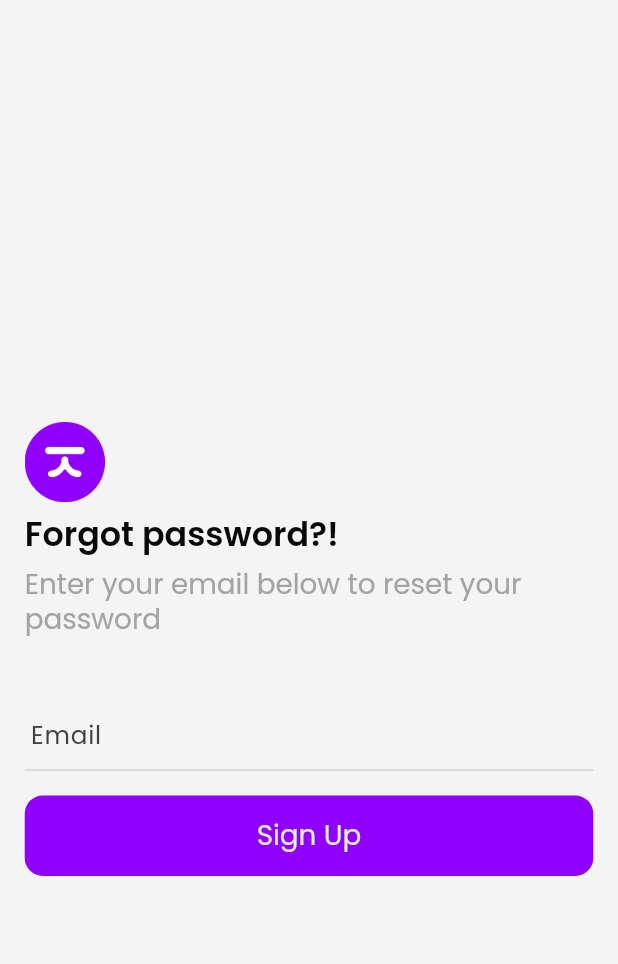
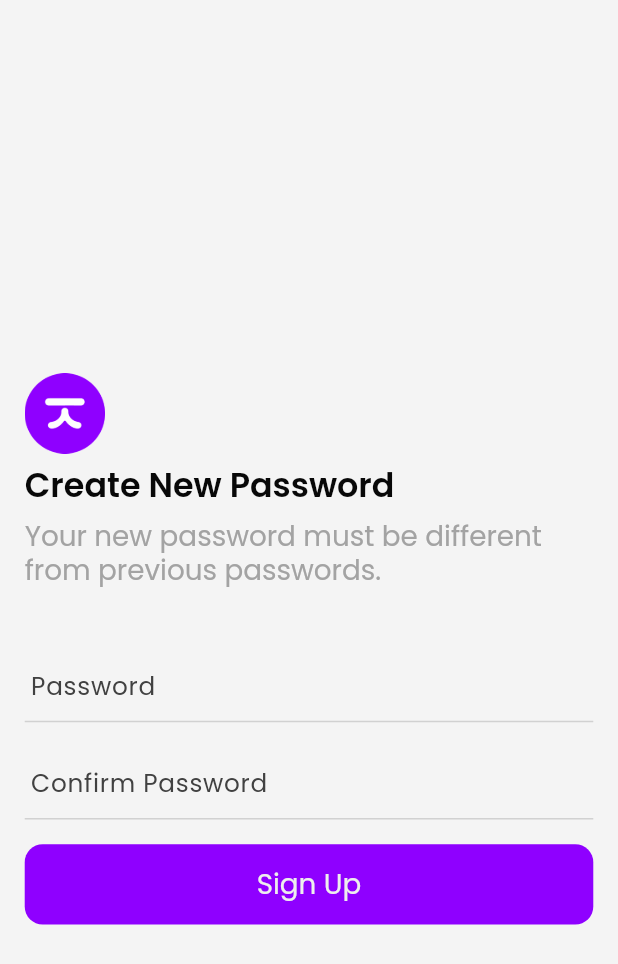
Before and after one commit to billalhossan1/luggage_tracking, a Flutter app: the screen it shows after launch, on a phone screen of 412 x 824 dp. Shown: the top 964 px of the screen. Run offline on Flutter 3.47's test engine with Material 3 defaults, Android fonts, the phone set to English and light mode, and no system bars; our stand-ins replace flutter_svg, get.

Commit message:
create new password ui done

```diff
--- a/lib/app_entry_point.dart
+++ b/lib/app_entry_point.dart
@@ -15,7 +15,7 @@ class MyApp extends StatelessWidget {
     return GetMaterialApp(
       debugShowCheckedModeBanner: false,
       defaultTransition: Transition.cupertinoDialog,
-      initialRoute: AppRoutes.instance.forgetPasswordScreen,
+      initialRoute: AppRoutes.instance.cretaeNewPasswordScreen,
       getPages: appRootRoutesFile,
       enableLog: true,
       theme: appThemeData,
--- a/lib/routes/app_routes.dart
+++ b/lib/routes/app_routes.dart
@@ -31,4 +31,5 @@ class AppRoutes {
   final String signIn = "/sign-in-screen";
   final String signUp = "/sign-up-screen";
   final String forgetPasswordScreen = "/forget-password-screen";
+  final String cretaeNewPasswordScreen = "/create-new-password-screen";
 }
--- a/lib/routes/app_routes_file.dart
+++ b/lib/routes/app_routes_file.dart
@@ -10,6 +10,7 @@ import 'package:luggage_tracking/screens/account_screen/account_screen.dart';
 import 'package:luggage_tracking/screens/account_setting_screen/account_setting_screen.dart';
 import 'package:luggage_tracking/screens/category_screnn/category_screen.dart';
 import 'package:luggage_tracking/screens/change_password_screen/chnage_password_screen.dart';
+import 'package:luggage_tracking/screens/create_new_password_screen/create_new_password_screen.dart';
 import 'package:luggage_tracking/screens/dealing_history/dealing_history.dart';
 import 'package:luggage_tracking/screens/delete_account_screen/detele_account_screen.dart';
 import 'package:luggage_tracking/screens/delivery_details_screen/delivery_details_screen.dart';
@@ -18,7 +19,6 @@ import 'package:luggage_tracking/screens/device_screen/device_screen.dart';
 import 'package:luggage_tracking/screens/edit_profile_screen/edir_profile_screen.dart';
 import 'package:luggage_tracking/screens/faq_screen/faq_screen.dart';
 import 'package:luggage_tracking/screens/feedback_screen/feedback_screen.dart';
-import 'package:luggage_tracking/screens/forget_password_screen/controller/forget_password_controller.dart';
 import 'package:luggage_tracking/screens/forget_password_screen/forget_password_screen.dart';
 import 'package:luggage_tracking/screens/home_screen/home_screen.dart';
 import 'package:luggage_tracking/screens/navigation_screen/navigation_screen.dart';
@@ -56,6 +56,11 @@ List<GetPage> appRootRoutesFile = <GetPage>[
     name: AppRoutes.instance.forgetPasswordScreen,
     binding: AuthBinding(),
     page: () => const ForgetPasswordScreen(),
+  ),
+  GetPage(
+    name: AppRoutes.instance.cretaeNewPasswordScreen,
+    binding: AuthBinding(),
+    page: () => const CreateNewPasswordScreen(),
   ),
 
   //////////=======================navigation screen===================
--- a/lib/routes/bindings/auth_binding.dart
+++ b/lib/routes/bindings/auth_binding.dart
@@ -1,4 +1,5 @@
 import 'package:get/get.dart';
+import 'package:luggage_tracking/screens/create_new_password_screen/controller/create_new_password_controller.dart';
 import 'package:luggage_tracking/screens/forget_password_screen/controller/forget_password_controller.dart';
 import 'package:luggage_tracking/screens/signin_screen/controller/sign_in_screen_controller.dart';
 import 'package:luggage_tracking/screens/signup_screen/controller/sign_up_screen_controller.dart';
@@ -10,6 +11,6 @@ class AuthBinding extends Bindings {
     Get.lazyPut(() => ForgetPasswordScreenController());
     // Get.lazyPut(() => OtpVerificationController());
     Get.lazyPut(() => SignUpScreenController());
-    // Get.lazyPut(() => ChangePasswordScreenController());
+    Get.lazyPut(() => CreateNewPasswordScreenController());
   }
 }
--- /dev/null
+++ b/lib/screens/create_new_password_screen/controller/create_new_password_controller.dart
@@ -0,0 +1,56 @@
+import 'dart:developer';
+
+import 'package:flutter/material.dart';
+import 'package:get/get.dart';
+
+class CreateNewPasswordScreenController extends GetxController {
+  //////////////  variable & object
+  RxBool isLoading = RxBool(false);
+  RxBool isRememberMe = RxBool(false);
+  GlobalKey<FormState> signInFormKey = GlobalKey<FormState>();
+  // final AuthRepository authRepository = AuthRepository();
+
+  //////////  text controller
+
+  TextEditingController emailTextEditingController = TextEditingController();
+  TextEditingController passwordTextEditingController = TextEditingController();
+
+  // Future<void> signIn() async {
+  //   try {
+  //     isLoading.value = true;
+  //     // var repoResponse = await authRepository.signIn(email: emailTextEditingController.text, password: passwordTextEditingController.text);
+  //     if (repoResponse != null) {
+  //       Get.offAllNamed(AppRoutes.navigationScreen, arguments: repoResponse);
+  //     }
+  //     isLoading.value = false;
+  //   } catch (e) {
+  //     errorLog("sign in function", e);
+  //     isLoading.value = false;
+  //   }
+  // }
+
+  void clickSignIButton() {
+    try {
+      if (signInFormKey.currentState!.validate()) {
+        // signIn();
+      }
+    } catch (e) {
+      log("error form click SignIn button function : $e");
+    }
+  }
+
+  // appClose() {
+  //   try {
+  //     emailTextEditingController.dispose();
+  //     passwordTextEditingController.dispose();
+  //   } catch (e) {
+  //     errorLog("app close sign in page", e);
+  //   }
+  // }
+
+  // @override
+  // void onClose() {
+  //   appClose();
+  //   super.onClose();
+  // }
+}
--- /dev/null
+++ b/lib/screens/create_new_password_screen/create_new_password_screen.dart
@@ -0,0 +1,96 @@
+import 'package:flutter/material.dart';
+import 'package:get/get.dart';
+import 'package:luggage_tracking/const/app_colors.dart';
+import 'package:luggage_tracking/const/assets_icons_path.dart';
+import 'package:luggage_tracking/screens/signin_screen/controller/sign_in_screen_controller.dart';
+import 'package:luggage_tracking/utils/app_size.dart';
+import 'package:luggage_tracking/utils/gap.dart';
+import 'package:luggage_tracking/widgets/app_image/app_image.dart';
+import 'package:luggage_tracking/widgets/button/app_button.dart';
+import 'package:luggage_tracking/widgets/texts/app_input_widget_two.dart';
+import 'package:luggage_tracking/widgets/texts/app_text.dart';
+
+class CreateNewPasswordScreen extends StatelessWidget {
+  const CreateNewPasswordScreen({super.key});
+
+  @override
+  Widget build(BuildContext context) {
+    return GetBuilder<SignInScreenController>(
+      init: SignInScreenController(),
+      builder: (controller) {
+        return Scaffold(
+          body: SafeArea(
+            child: Center(
+              child: Padding(
+                padding: EdgeInsets.all(AppSize.width(value: 16)),
+                child: Column(
+                  mainAxisSize: MainAxisSize.min,
+                  mainAxisAlignment: MainAxisAlignment.center,
+                  crossAxisAlignment: CrossAxisAlignment.start,
+                  children: [
+                    Gap(height: AppSize.height(value: 40)),
+                    Column(
+                      spacing: AppSize.width(value: 8),
+                      crossAxisAlignment: CrossAxisAlignment.start,
+                      children: [
+                        AppImage(
+                          path: AssetsIconsPath.instance.appLogoCircle,
+                          width: AppSize.width(value: 48),
+                          height: AppSize.width(value: 48),
+                        ),
+                        AppText(
+                          data: "Create New Password",
+                          color: AppColors.instance.black900,
+                          fontSize: AppSize.width(value: 24),
+                          fontWeight: FontWeight.w600,
+                        ),
+                        AppText(
+                          data:
+                              "Your new password must be different from previous passwords.",
+                          color: AppColors.instance.white700,
+                          fontSize: AppSize.width(value: 18),
+                          fontWeight: FontWeight.w400,
+                        ),
+                      ],
+                    ),
+                    Gap(height: AppSize.height(value: 40)),
+                    Form(
+                      key: controller.signInFormKey,
+                      child: Column(
+                        children: [
+                          AppInputWidgetTwo(
+                            hintText: "Password",
+                            filled: true,
+                            contentPadding: EdgeInsets.symmetric(),
+                            controller: controller.emailTextEditingController,
+                          ),
+                          Gap(height: 16),
+                          AppInputWidgetTwo(
+                            hintText: "Confirm Password",
+                            filled: true,
+                            contentPadding: EdgeInsets.symmetric(),
+                            controller: controller.emailTextEditingController,
+                          ),
+                          Gap(height: 16),
+                          AppButton(
+                            borderRadius: BorderRadius.circular(12),
+                            isLoading: controller.isLoading.value,
+                            onTap: () {
+                              // controller.signInUser();
+                            },
+                            title: "Sign Up",
+                            titleSize: AppSize.width(value: 20),
+                          ),
+                        ],
+                      ),
+                    ),
+                  ],
+                ),
+              ),
+            ),
+          ),
+        );
+      },
+    );
+  }
+}
```
